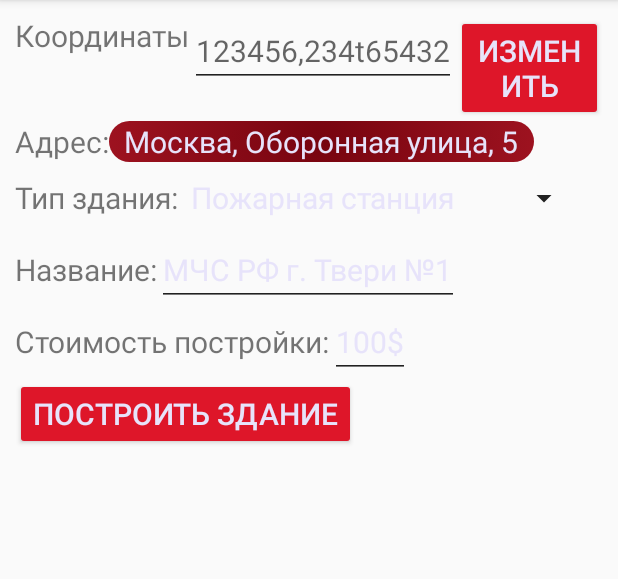
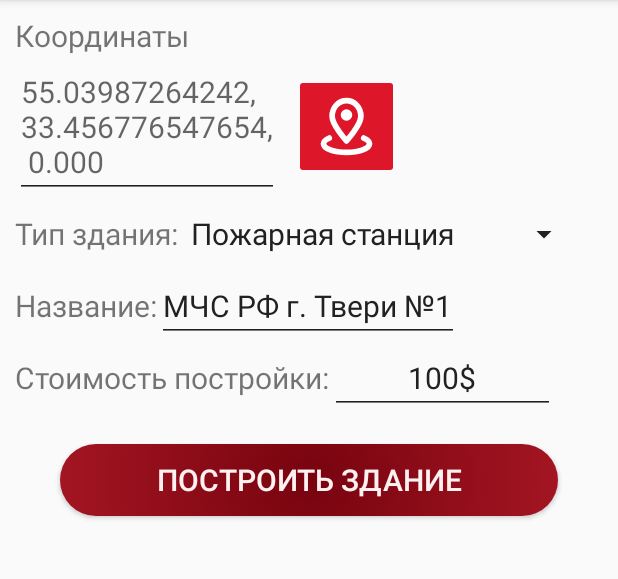
Before and after one commit to sozmi/dispatcher, an Android app: the fragment BuildFragment placed in its activity, on a phone screen of 412 x 824 dp, the part 84-663 px from its top. Run offline under Robolectric (Android 15) with nearby library versions, the phone set to English and light mode, and no system bars; libraries missing offline, so code that uses them is left out: org.osmdroid.api, org.osmdroid.config, org.osmdroid.util, org.osmdroid.views; 8 statements that could not run were skipped.

Commit message:
changed button select point

```diff
--- a/app/src/main/java/com/sozmi/dispatcher/fragment/BuildFragment.java
+++ b/app/src/main/java/com/sozmi/dispatcher/fragment/BuildFragment.java
@@ -5,8 +5,8 @@ import android.view.LayoutInflater;
 import android.view.View;
 import android.view.ViewGroup;
 import android.widget.ArrayAdapter;
-import android.widget.Button;
 import android.widget.EditText;
+import android.widget.ImageButton;
 import android.widget.Spinner;
 
 import androidx.fragment.app.Fragment;
@@ -29,9 +29,9 @@ public class BuildFragment extends Fragment {
     public View onCreateView(LayoutInflater inflater, ViewGroup container,
                              Bundle savedInstanceState) {
         View view = inflater.inflate(R.layout.fragment_build, container, false);
-        Button changeCoordinate = view.findViewById(R.id.buttonChange);
+        ImageButton changeCoordinate = view.findViewById(R.id.buttonChange);
         EditText pointBuild = view.findViewById(R.id.coordinateOut);
-        pointBuild.setText(point.toString());
+        pointBuild.setText(point.toString().replace(",",",\n"));
         changeCoordinate.setOnClickListener(v->onButtonChangeClick());
         CreateSpinner(view);
         return view;
--- /dev/null
+++ b/app/src/main/res/drawable/ic_change.xml
@@ -0,0 +1,27 @@
+<vector xmlns:android="http://schemas.android.com/apk/res/android"
+    android:width="50dp"
+    android:height="50dp"
+    android:viewportWidth="24"
+    android:viewportHeight="24">
+  <path
+      android:pathData="M18,16.016c1.245,0.529 2,1.223 2,1.984 0,1.657 -3.582,3 -8,3s-8,-1.343 -8,-3c0,-0.76 0.755,-1.456 2,-1.984"
+      android:strokeLineJoin="round"
+      android:strokeWidth="2"
+      android:fillColor="#00000000"
+      android:strokeColor="@color/icons"
+      android:strokeLineCap="round"/>
+  <path
+      android:pathData="M17,8.444C17,11.537 12,17 12,17s-5,-5.463 -5,-8.556C7,5.352 9.239,3 12,3s5,2.352 5,5.444z"
+      android:strokeLineJoin="round"
+      android:strokeWidth="2"
+      android:fillColor="#00000000"
+      android:strokeColor="@color/icons"
+      android:strokeLineCap="round"/>
+  <path
+      android:pathData="M12,8m-1,0a1,1 0,1 1,2 0a1,1 0,1 1,-2 0"
+      android:strokeLineJoin="round"
+      android:strokeWidth="2"
+      android:fillColor="#00000000"
+      android:strokeColor="@color/icons"
+      android:strokeLineCap="round"/>
+</vector>
--- a/app/src/main/res/layout/fragment_build.xml
+++ b/app/src/main/res/layout/fragment_build.xml
@@ -6,53 +6,39 @@
     android:orientation="vertical"
     tools:context=".fragment.BuildFragment"
     android:padding="10dp">
-<LinearLayout
-    android:layout_width="wrap_content"
-    android:layout_height="wrap_content"
-    android:orientation="horizontal">
+
     <TextView
         android:layout_width="match_parent"
-        android:layout_height="match_parent"
+        android:layout_height="wrap_content"
         android:text="@string/coordinate" />
+
+    <LinearLayout
+    android:layout_width="match_parent"
+    android:layout_height="wrap_content"
+    android:orientation="horizontal"
+        >
+
         <EditText
             android:id="@+id/coordinateOut"
             android:layout_width="wrap_content"
             android:layout_height="wrap_content"
             android:autofillHints=""
-        android:inputType="text"
+            android:maxWidth="200dp"
+            android:layout_gravity="start"
+            android:inputType="textMultiLine"
             android:enabled="false"
-        android:hint="@string/coordinateExample">
+            android:hint="@string/coordinateExample"/>
 
-    </EditText>
-    <Button
+        <ImageButton
             android:id="@+id/buttonChange"
-        android:layout_width="wrap_content"
-        android:layout_height="wrap_content"
-        android:text="@string/change">
-    </Button>
+            android:layout_marginStart="10dp"
+            style="@style/img_btn_square"
+            android:src="@drawable/ic_change"
+            android:layout_gravity="center"
+            android:contentDescription="@string/change">
+        </ImageButton>
     </LinearLayout>
 
-   <LinearLayout
-       android:layout_width="wrap_content"
-       android:layout_height="wrap_content">
-       <TextView
-           android:layout_width="wrap_content"
-           android:layout_height="wrap_content"
-           android:text="@string/adress"/>
-       <EditText
-           android:id="@+id/adressOut"
-           android:layout_width="wrap_content"
-           android:layout_height="wrap_content"
-           android:text="@string/adressExample"
-           android:inputType="text"
-           android:autofillHints=""
-           android:background="@drawable/gradient"
-           android:paddingHorizontal="10dp"
-           tools:ignore="LabelFor">
-
-       </EditText>
-
-   </LinearLayout>
     <LinearLayout
         android:layout_width="wrap_content"
         android:layout_height="wrap_content">
@@ -63,6 +49,7 @@
         <Spinner
             android:id="@+id/spinner_build"
             android:layout_width="wrap_content"
+            android:minWidth="200dp"
             android:layout_height="48dp"
             android:contentDescription="@string/getTypeBuilding">
 
@@ -75,12 +62,13 @@
             android:layout_width="wrap_content"
             android:layout_height="wrap_content"
             android:text="@string/nameBuilding"/>
+
         <EditText
             android:layout_width="wrap_content"
             android:layout_height="wrap_content"
+            android:autofillHints=""
+            android:inputType="text"
             android:text="@string/nameBuildingExample"
-            android:inputType="text"
-            android:autofillHints=""
             tools:ignore="LabelFor">
 
         </EditText>
@@ -93,20 +81,18 @@
             android:layout_width="wrap_content"
             android:layout_height="wrap_content"
             android:text="@string/costBuilding"/>
+
         <EditText
             android:layout_width="wrap_content"
+            android:minWidth="150dp"
             android:layout_height="wrap_content"
-            android:text="@string/costBuildingExample"
+            android:autofillHints=""
+            android:gravity="center"
             android:inputType="text"
-            android:autofillHints=""
-            tools:ignore="LabelFor">
-
-        </EditText>
-
+            android:text="@string/costBuildingExample"/>
     </LinearLayout>
     <Button
         android:id="@+id/buttonBuildOnPanel"
-        android:layout_width="wrap_content"
-        android:layout_height="wrap_content"
-        android:text="@string/build"/>
+        android:text="@string/build"
+        style="@style/button_text"/>
 </LinearLayout>
--- a/app/src/main/res/layout/fragment_login.xml
+++ b/app/src/main/res/layout/fragment_login.xml
@@ -51,12 +51,8 @@
 
     <Button
         android:id="@+id/login_btn"
-        android:layout_width="match_parent"
-        android:layout_height="wrap_content"
         android:text="@string/auth"
-        android:layout_marginHorizontal="30dp"
-        android:layout_marginVertical="20dp"
-        android:background="@drawable/gradient"
+        style="@style/button_text"
         />
 
     <CheckBox
--- a/app/src/main/res/layout/fragment_map.xml
+++ b/app/src/main/res/layout/fragment_map.xml
@@ -16,14 +16,12 @@
         android:visibility="invisible">
         <Button
             android:id="@+id/buttonBuildOnPanel"
-            android:layout_width="wrap_content"
-            android:layout_height="wrap_content"
+            style="@style/button_text_little"
             android:text="@string/build"
             android:layout_gravity="start"/>
         <Button
             android:id="@+id/buttonCancelBuildOnPanel"
-            android:layout_width="wrap_content"
-            android:layout_height="wrap_content"
+            style="@style/button_text_little"
             android:text="@string/cancel"
             android:layout_gravity="end"/>
     </FrameLayout>
@@ -31,7 +29,6 @@
         android:id="@+id/buttonAddBuilding"
         android:layout_width="50dp"
         android:layout_height="50dp"
-
         android:layout_gravity="bottom|end"
         android:src="@drawable/ic_add"
         android:background="@drawable/gradient"
--- a/app/src/main/res/values/colors.xml
+++ b/app/src/main/res/values/colors.xml
@@ -32,4 +32,5 @@
     <color name="blue">#165FDE</color>
     <color name="green">#26AE16</color>
     <color name="yellow">#DEDB16</color>
+    <color name="white">#FFF1F1</color>
 </resources>
--- a/app/src/main/res/values/strings.xml
+++ b/app/src/main/res/values/strings.xml
@@ -33,7 +33,7 @@
     <string name="typeCar">тип машины</string>
     <string name="nameCar">Пользовательское название</string>
     <string name="coordinate">Координаты</string>
-    <string name="coordinateExample">123456,234t65432</string>
+    <string name="coordinateExample">55.03987264242,\n33.456776547654,\n 0.000</string>
     <string name="change">изменить</string>
     <string name="adress">Адрес:</string>
     <string name="adressExample">Москва, Оборонная улица, 5</string>
--- a/app/src/main/res/values/styles.xml
+++ b/app/src/main/res/values/styles.xml
@@ -5,8 +5,30 @@
         <item name="android:layout_height">60dp</item>
         <item name="android:scaleType">centerInside</item>
     </style>
+    <!--Кнопка-изображение квадратная-->
+    <style name="img_btn_square">
+        <item name="android:layout_width">70dp</item>
+        <item name="android:layout_height">70dp</item>
+        <item name="android:scaleType">centerInside</item>
+    </style>
     <style name="AlertDialogCustom" parent="Theme.AppCompat.DayNight.Dialog.Alert" >
         <item name="android:color">@color/dark_gray</item>
+    </style>
 
+    <style name="button_text">
+        <item name="android:layout_width">match_parent</item>
+        <item name="android:layout_height">wrap_content</item>
+        <item name="android:layout_marginStart">30dp</item>
+        <item name="android:layout_marginEnd">30dp</item>
+        <item name="android:layout_marginTop">20dp</item>
+        <item name="android:background">@drawable/gradient</item>
+        <item name="android:textColor">@color/white</item>
+    </style>
+
+    <style name="button_text_little">
+        <item name="android:layout_width">wrap_content</item>
+        <item name="android:layout_height">wrap_content</item>
+        <item name="android:background">@drawable/gradient</item>
+        <item name="android:textColor">@color/white</item>
     </style>
 </resources>
--- a/app/src/main/res/values/themes.xml
+++ b/app/src/main/res/values/themes.xml
@@ -5,7 +5,7 @@
         <item name="colorPrimaryVariant">@color/day.primary.light</item>
         <item name="colorPrimaryDark">@color/day.primary.dark</item>
         <item name="android:textSize">@dimen/primary_text</item>
-        <item name="android:textColorPrimary">#E7E3FA</item>
+        <item name="android:textColorPrimary">@color/dark_gray</item>
         <!-- Secondary brand color. -->
         <item name="colorSecondary">@color/day.secondary</item>
         <item name="colorSecondaryVariant">@color/day.secondary.light</item>
```
Lines whose indentation alone changed are shown as unchanged.
